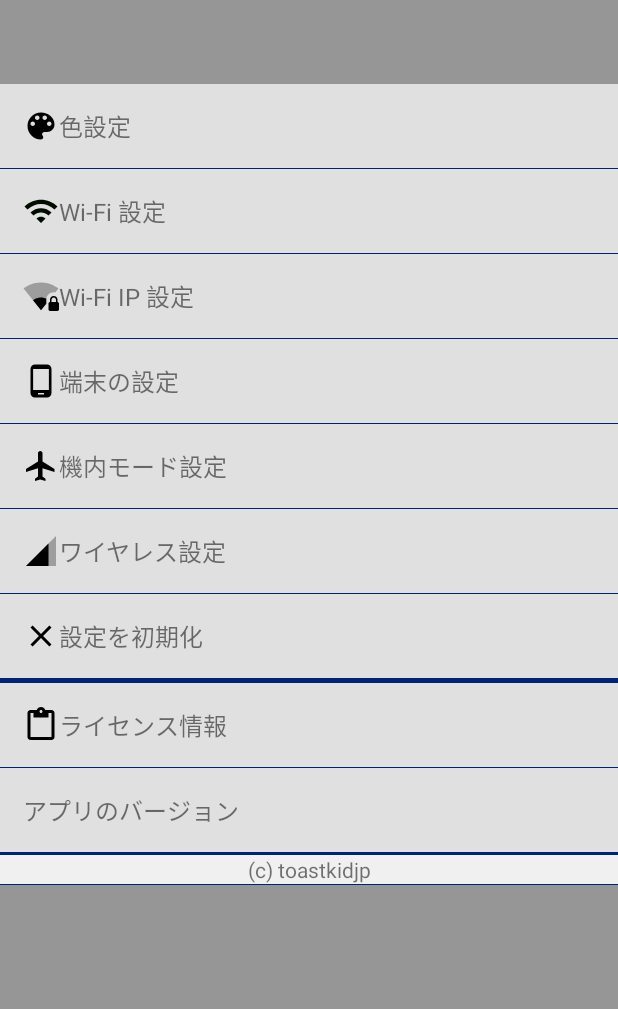
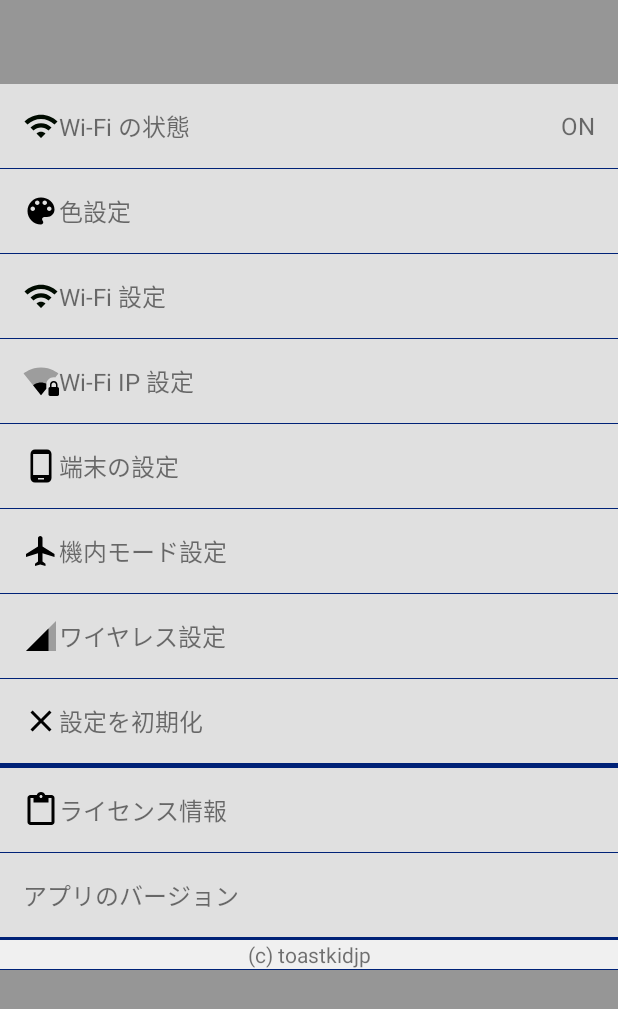
Before and after one commit to toastkidjp/WifiSwitcher, an Android app: the layout activity_settings.xml on its own in the app's theme, with its tools: preview values and no code run, on a phone screen of 412 x 824 dp. Shown: the top 1009 px of the screen. Run offline under Robolectric (Android 15) with nearby library versions, the phone set to English and light mode, and no system bars.

Commit message:
Enable on/off in setting activity.

```diff
--- a/app/src/main/java/jp/toastkid/wifi_switcher/settings/color/Colors.java
+++ b/app/src/main/java/jp/toastkid/wifi_switcher/settings/color/Colors.java
@@ -2,6 +2,7 @@ package jp.toastkid.wifi_switcher.settings.color;
 
 import android.content.Context;
 import android.content.DialogInterface;
+import android.graphics.Color;
 import android.graphics.drawable.ColorDrawable;
 import android.support.annotation.ColorInt;
 import android.support.annotation.NonNull;
@@ -70,7 +71,8 @@ class Colors {
                     Toaster.snackShort(
                             view,
                             R.string.settings_color_delete,
-                            ((ColorDrawable) view.getBackground()).getColor()
+                            ((ColorDrawable) view.getBackground()).getColor(),
+                            Color.WHITE
                     );
                     d.dismiss();
                 });
--- a/app/src/main/res/layout/activity_settings.xml
+++ b/app/src/main/res/layout/activity_settings.xml
@@ -24,6 +24,37 @@
             android:layout_width="match_parent"
             android:layout_height="wrap_content"
             >
+
+            <FrameLayout
+                android:id="@+id/settings_wifi_switch"
+                android:orientation="vertical"
+                android:layout_width="match_parent"
+                android:layout_height="@dimen/settings_item_height"
+                android:paddingStart="@dimen/settings_item_left_margin"
+                android:paddingEnd="@dimen/settings_item_left_margin"
+                android:background="@drawable/ripple_soft"
+                >
+                <TextView
+                    android:layout_width="wrap_content"
+                    android:layout_height="match_parent"
+                    android:gravity="center_vertical"
+                    android:layout_gravity="start"
+                    android:text="@string/title_wifi_state"
+                    android:textSize="16sp"
+                    android:drawableLeft="@drawable/wifi_black"
+                    />
+                <TextView
+                    android:id="@+id/wifi_state"
+                    android:layout_width="wrap_content"
+                    android:layout_height="match_parent"
+                    android:gravity="center_vertical"
+                    android:layout_gravity="end"
+                    android:text="@string/on"
+                    android:textSize="16sp"
+                    />
+            </FrameLayout>
+
+            <include layout="@layout/primary_dark_divider" />
 
             <LinearLayout
                 android:id="@+id/settings_color"
--- a/app/src/main/res/values/strings.xml
+++ b/app/src/main/res/values/strings.xml
@@ -38,5 +38,6 @@
     <string name="title_airplane_settings">機内モード設定</string>
     <string name="title_wifi_settings">Wi-Fi 設定</string>
     <string name="title_wifi_ip_settings">Wi-Fi IP 設定</string>
+    <string name="title_wifi_state">Wi-Fi の状態</string>
 
 </resources>
```
Also changed, not shown: app/src/main/java/jp/toastkid/wifi_switcher/SnackbarActivity.java (+10 -2 lines), app/src/main/java/jp/toastkid/wifi_switcher/libs/Toaster.java (+11 -5 lines), app/src/main/java/jp/toastkid/wifi_switcher/settings/SettingsActivity.java (+27 -3 lines), app/src/main/java/jp/toastkid/wifi_switcher/settings/color/ColorSettingActivity.java (+8 -3 lines), 1 other file.
